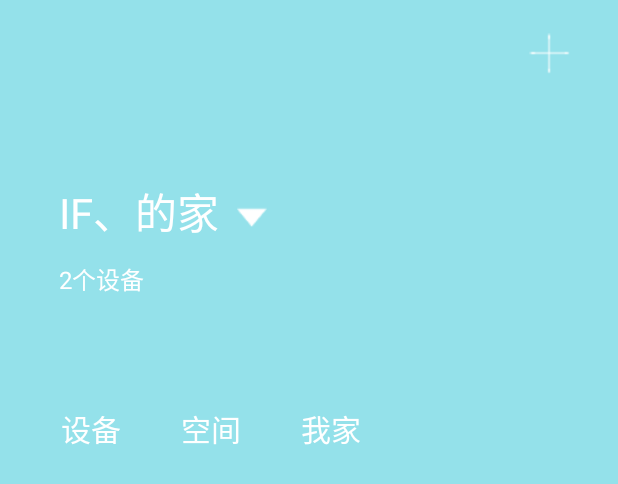
After one commit to byurself/SmartLife, an Android app: the layout home_layout.xml on its own in the app's theme, with its tools: preview values and no code run, on a phone screen of 412 x 824 dp. The commit adds this screen. Shown: the top 484 px of the screen. Run offline under Robolectric (Android 15) with nearby library versions, the phone set to English and light mode, and no system bars.

Commit message:
主界面UI，TODO FrameLayout

```diff
--- a/app/build.gradle
+++ b/app/build.gradle
@@ -28,6 +28,7 @@ android {
 }
 
 dependencies {
+    implementation 'com.jakewharton:butterknife:7.0.0'
     implementation 'org.greenrobot:eventbus:3.2.0'
     implementation 'com.alibaba:fastjson:1.2.47'
     implementation 'androidx.appcompat:appcompat:1.3.1'
--- a/app/src/main/AndroidManifest.xml
+++ b/app/src/main/AndroidManifest.xml
@@ -12,6 +12,9 @@
         android:roundIcon="@mipmap/ic_launcher_round"
         android:supportsRtl="true"
         android:theme="@style/Theme.SmartLife">
+        <activity
+            android:name=".views.smartlife.IndexActivity"
+            android:exported="true" />
         <activity
             android:name=".views.userloginabout.ChangePasswordActivity"
             android:exported="true" />
--- a/app/src/main/java/com/lpc/smartlife/MainActivity.java
+++ b/app/src/main/java/com/lpc/smartlife/MainActivity.java
@@ -14,6 +14,7 @@ import android.widget.TextView;
 import com.alibaba.fastjson.JSONObject;
 import com.hxc.basemodule.BaseActivity;
 import com.lpc.smartlife.message.LoginEventMessage;
+import com.lpc.smartlife.views.smartlife.IndexActivity;
 import com.lpc.smartlife.views.userloginabout.ChangePasswordActivity;
 import com.lpc.smartlife.views.userloginabout.ForgetActivity;
 import com.lpc.smartlife.views.userloginabout.RegisterActivity;
@@ -147,6 +148,8 @@ public class MainActivity extends BaseActivity {
                 doForget();
             }
             Tools.displayToast(MainActivity.this, msg.getInfo());
+            Intent intent = new Intent(MainActivity.this, IndexActivity.class);
+            startActivity(intent);
         } else {
             Tools.displayToast(this, msg.getInfo());
         }
--- a/app/src/main/java/com/lpc/smartlife/views/userloginabout/RegisterActivity.java
+++ b/app/src/main/java/com/lpc/smartlife/views/userloginabout/RegisterActivity.java
@@ -145,6 +145,6 @@ public class RegisterActivity extends BaseActivity {
 
     @Override
     protected int getLayoutId() {
-        return R.layout.activity_change_password;
+        return R.layout.activity_register;
     }
 }
--- /dev/null
+++ b/app/src/main/res/drawable-v24/radio_style.xml
@@ -0,0 +1,5 @@
+<?xml version="1.0" encoding="utf-8"?>
+<selector xmlns:android="http://schemas.android.com/apk/res/android">
+    <item android:state_checked="true" android:drawable="@mipmap/bk_selected"/>
+    <item android:drawable="@mipmap/bk_unselected"/>
+</selector>
--- /dev/null
+++ b/app/src/main/res/layout/home_layout.xml
@@ -0,0 +1,199 @@
+<?xml version="1.0" encoding="utf-8"?>
+<LinearLayout xmlns:android="http://schemas.android.com/apk/res/android"
+    xmlns:app="http://schemas.android.com/apk/res-auto"
+    xmlns:tools="http://schemas.android.com/tools"
+    android:layout_width="match_parent"
+    android:layout_height="match_parent"
+    android:orientation="vertical">
+
+    <ScrollView
+        android:layout_width="match_parent"
+        android:layout_height="match_parent"
+        android:background="#6800BCD4">
+
+        <LinearLayout
+            android:layout_width="match_parent"
+            android:layout_height="match_parent"
+            android:orientation="vertical">
+
+            <androidx.constraintlayout.widget.ConstraintLayout
+                android:layout_width="match_parent"
+                android:layout_height="wrap_content">
+
+                <ImageView
+                    android:id="@+id/imageViewAdd"
+                    android:layout_width="40dp"
+                    android:layout_height="40dp"
+                    android:layout_marginTop="16dp"
+                    app:layout_constraintEnd_toEndOf="parent"
+                    app:layout_constraintHorizontal_bias="0.932"
+                    app:layout_constraintStart_toStartOf="parent"
+                    app:layout_constraintTop_toTopOf="parent"
+                    app:srcCompat="@mipmap/add" />
+
+                <TextView
+                    android:id="@+id/textViewUserHome"
+                    android:layout_width="wrap_content"
+                    android:layout_height="wrap_content"
+                    android:layout_marginTop="120dp"
+                    android:text="IF、的家"
+                    android:textColor="@color/white"
+                    android:textSize="28sp"
+                    app:layout_constraintEnd_toEndOf="parent"
+                    app:layout_constraintHorizontal_bias="0.128"
+                    app:layout_constraintStart_toStartOf="parent"
+                    app:layout_constraintTop_toTopOf="parent" />
+
+                <TextView
+                    android:id="@+id/textViewDeviceNum"
+                    android:layout_width="wrap_content"
+                    android:layout_height="wrap_content"
+                    android:layout_marginTop="12dp"
+                    android:text="2个设备"
+                    android:textColor="@color/white"
+                    android:textSize="16sp"
+                    app:layout_constraintStart_toStartOf="@+id/textViewUserHome"
+                    app:layout_constraintTop_toBottomOf="@+id/textViewUserHome" />
+
+                <ImageView
+                    android:id="@+id/imageView8"
+                    android:layout_width="20dp"
+                    android:layout_height="20dp"
+                    android:layout_marginStart="12dp"
+                    app:layout_constraintBottom_toBottomOf="@+id/textViewUserHome"
+                    app:layout_constraintStart_toEndOf="@+id/textViewUserHome"
+                    app:layout_constraintTop_toTopOf="@+id/textViewUserHome"
+                    app:layout_constraintVertical_bias="0.611"
+                    app:srcCompat="@mipmap/triangle" />
+            </androidx.constraintlayout.widget.ConstraintLayout>
+
+            <androidx.constraintlayout.widget.ConstraintLayout
+                android:layout_width="match_parent"
+                android:layout_height="541dp">
+
+                <RadioGroup
+                    android:id="@+id/radioGroup"
+                    android:layout_width="240dp"
+                    android:layout_height="wrap_content"
+                    android:layout_marginTop="64dp"
+                    android:layout_marginBottom="1dp"
+                    android:orientation="horizontal"
+                    app:layout_constraintBottom_toTopOf="@+id/indexFrameLayout"
+                    app:layout_constraintEnd_toEndOf="parent"
+                    app:layout_constraintHorizontal_bias="0.12"
+                    app:layout_constraintStart_toStartOf="parent"
+                    app:layout_constraintTop_toTopOf="parent">
+
+                    <RadioButton
+                        android:id="@+id/radioButton"
+                        android:layout_width="wrap_content"
+                        android:layout_height="48dp"
+                        android:layout_weight="1"
+                        android:button="@null"
+                        android:gravity="center"
+                        android:text="设备"
+                        android:textColor="@color/white"
+                        android:textSize="20sp" />
+
+                    <RadioButton
+                        android:id="@+id/radioButton2"
+                        android:layout_width="wrap_content"
+                        android:layout_height="48dp"
+                        android:layout_weight="1"
+                        android:button="@null"
+                        android:gravity="center"
+                        android:text="空间"
+                        android:textColor="@color/white"
+                        android:textSize="20sp" />
+
+                    <RadioButton
+                        android:id="@+id/radioButton3"
+                        android:layout_width="wrap_content"
+                        android:layout_height="48dp"
+                        android:layout_weight="1"
+                        android:button="@null"
+                        android:gravity="center"
+                        android:text="我家"
+                        android:textColor="@color/white"
+                        android:textSize="20sp" />
+                </RadioGroup>
+
+                <FrameLayout
+                    android:id="@+id/indexFrameLayout"
+                    android:layout_width="0dp"
+                    android:layout_height="0dp"
+                    app:layout_constraintBottom_toBottomOf="parent"
+                    app:layout_constraintEnd_toEndOf="parent"
+                    app:layout_constraintStart_toStartOf="parent"
+                    app:layout_constraintTop_toBottomOf="@+id/radioGroup">
+
+                </FrameLayout>
+            </androidx.constraintlayout.widget.ConstraintLayout>
+
+
+        </LinearLayout>
+
+        <!--        <LinearLayout-->
+        <!--            android:layout_width="match_parent"-->
+        <!--            android:layout_height="match_parent"-->
+        <!--            android:orientation="vertical"-->
+        <!--            app:layout_constraintBottom_toBottomOf="parent"-->
+        <!--            app:layout_constraintEnd_toEndOf="parent"-->
+        <!--            app:layout_constraintStart_toStartOf="parent"-->
+        <!--            app:layout_constraintTop_toTopOf="parent">-->
+
+        <!--            <LinearLayout-->
+        <!--                android:layout_width="match_parent"-->
+        <!--                android:layout_height="0dp"-->
+        <!--                android:layout_weight="3"-->
+        <!--                android:orientation="horizontal">-->
+
+        <!--                <TextView-->
+        <!--                    android:id="@+id/textViewUsersHome"-->
+        <!--                    android:layout_width="0dp"-->
+        <!--                    android:layout_height="match_parent"-->
+        <!--                    android:layout_weight="4"-->
+        <!--                    android:gravity="center"-->
+        <!--                    android:text="IF、的家"-->
+        <!--                    android:textColor="@color/white"-->
+        <!--                    android:textSize="24sp" />-->
+
+        <!--                <LinearLayout-->
+        <!--                    android:layout_width="0dp"-->
+        <!--                    android:layout_height="match_parent"-->
+        <!--                    android:layout_weight="1"-->
+        <!--                    android:orientation="horizontal">-->
+
+        <!--                    <ImageView-->
+        <!--                        android:id="@+id/imageView1"-->
+        <!--                        android:layout_width="wrap_content"-->
+        <!--                        android:layout_height="wrap_content"-->
+        <!--                        android:layout_gravity="center"-->
+        <!--                        android:layout_weight="1"-->
+        <!--                        app:srcCompat="@mipmap/triangle" />-->
+        <!--                </LinearLayout>-->
+
+        <!--            </LinearLayout>-->
+
+        <!--            <LinearLayout-->
+        <!--                android:layout_width="match_parent"-->
+        <!--                android:layout_height="0dp"-->
+        <!--                android:layout_weight="2"-->
+        <!--                android:orientation="horizontal">-->
+
+        <!--                <TextView-->
+        <!--                    android:id="@+id/textViewDeviceNum"-->
+        <!--                    android:layout_width="wrap_content"-->
+        <!--                    android:layout_height="match_parent"-->
+        <!--                    android:gravity="center"-->
+        <!--                    android:text="2个设备"-->
+        <!--                    android:textColor="@color/white"-->
+        <!--                    android:textSize="14sp" />-->
+        <!--            </LinearLayout>-->
+
+        <!--        </LinearLayout>-->
+
+    </ScrollView>
+
+
+</LinearLayout>
--- a/app/src/main/res/values/colors.xml
+++ b/app/src/main/res/values/colors.xml
@@ -7,6 +7,7 @@
     <color name="teal_700">#FF018786</color>
     <color name="black">#FF000000</color>
     <color name="white">#FFFFFFFF</color>
+    <color name="LightSkyBlue">#87CEFA</color>
 
     <color name="toolbar_bkcolor">#27c6db</color>
     <color name="title_color">#ffffffff</color>
```
Also changed, not shown: app/src/main/java/com/lpc/smartlife/views/smartlife/IndexActivity.java (added, +27 -0 lines), app/src/main/res/layout/activity_index.xml (added, +66 -0 lines), app/src/main/res/mipmap-mdpi/bk_selected.png (added), app/src/main/res/mipmap-mdpi/bk_unselected.png (added), app/src/main/res/mipmap-xhdpi/background.jpg (added), app/src/main/res/mipmap-xxhdpi/add.png (added), app/src/main/res/mipmap-xxhdpi/home.png (added), app/src/main/res/mipmap-xxhdpi/home_check.png (added), app/src/main/res/mipmap-xxhdpi/my.png (added), app/src/main/res/mipmap-xxhdpi/my_check.png (added), app/src/main/res/mipmap-xxxhdpi/triangle.png (added).
